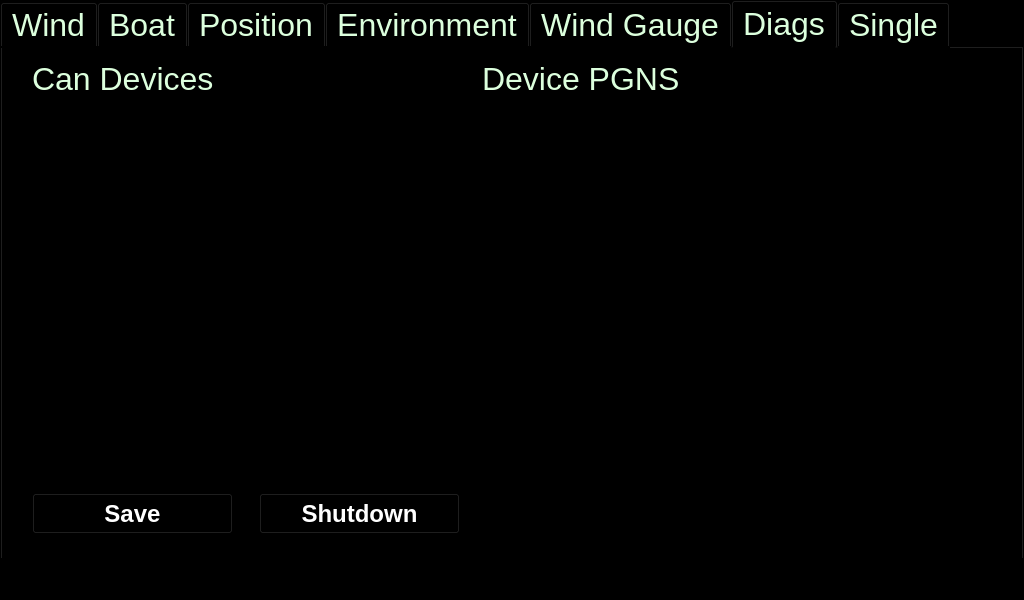
Before: the Qt Designer form mainwindow.ui in LeePlayford/CanDisplay, drawn with Qt 5.
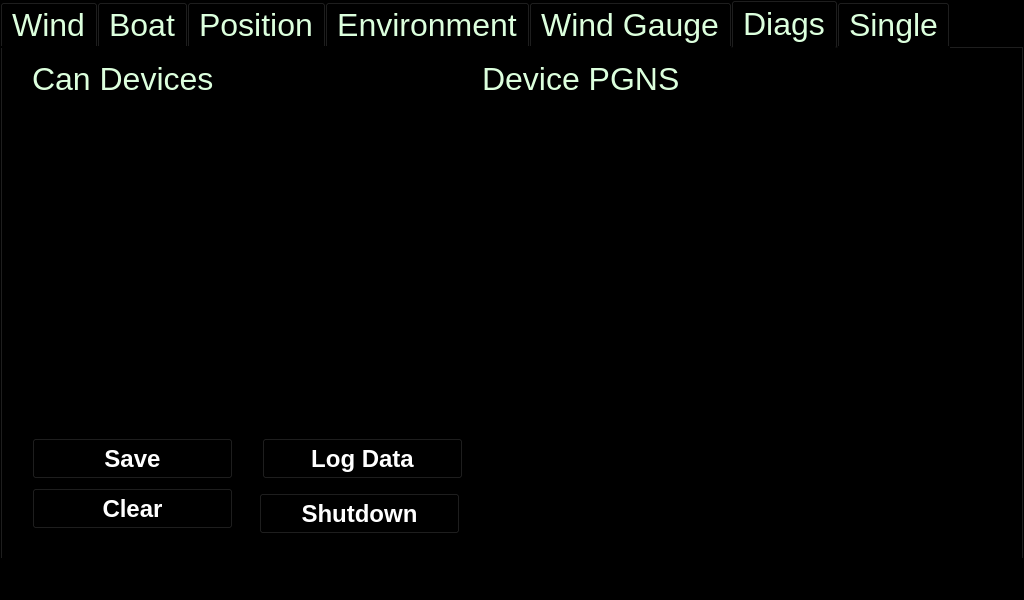
After: the same form once the commit is applied. The open tabs and pages were chosen to show the change.

Diff of the .ui file:
```diff
--- a/mainwindow.ui
+++ b/mainwindow.ui
@@ -1302,7 +1302,7 @@
         <x>20</x>
         <y>70</y>
         <width>441</width>
-        <height>321</height>
+        <height>301</height>
        </rect>
       </property>
       <property name="font">
@@ -1389,7 +1389,7 @@
       <property name="geometry">
        <rect>
         <x>30</x>
-        <y>445</y>
+        <y>390</y>
         <width>201</width>
         <height>41</height>
        </rect>
@@ -1408,6 +1408,52 @@
        <string>Save</string>
       </property>
      </widget>
+     <widget class="QPushButton" name="pushButton_clear">
+      <property name="geometry">
+       <rect>
+        <x>30</x>
+        <y>440</y>
+        <width>201</width>
+        <height>41</height>
+       </rect>
+      </property>
+      <property name="font">
+       <font>
+        <pointsize>18</pointsize>
+        <bold>true</bold>
+       </font>
+      </property>
+      <property name="styleSheet">
+       <string notr="true">color: rgb(255, 255, 255);
+border-color: rgb(246, 245, 244);</string>
+      </property>
+      <property name="text">
+       <string>Clear</string>
+      </property>
+     </widget>
+     <widget class="QPushButton" name="pushButton_logCanBus">
+      <property name="geometry">
+       <rect>
+        <x>260</x>
+        <y>390</y>
+        <width>201</width>
+        <height>41</height>
+       </rect>
+      </property>
+      <property name="font">
+       <font>
+        <pointsize>18</pointsize>
+        <bold>true</bold>
+       </font>
+      </property>
+      <property name="styleSheet">
+       <string notr="true">color: rgb(255, 255, 255);
+border-color: rgb(246, 245, 244);</string>
+      </property>
+      <property name="text">
+       <string>Log Data</string>
+      </property>
+     </widget>
     </widget>
     <widget class="QWidget" name="tab">
      <attribute name="title">
```
Left out of the diff: 18 changed lines with no effect on the pictures.
